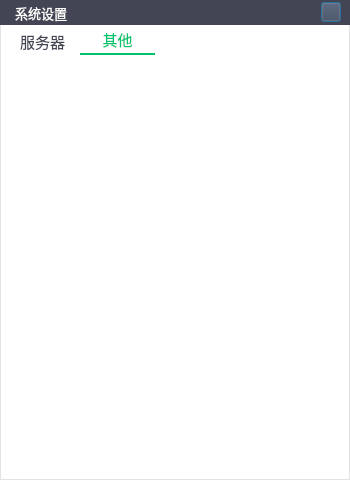
The window that SoftTerminal/forms/STSetting.ui (sunpu/softterminal) describes before a commit, drawn with Qt 5.
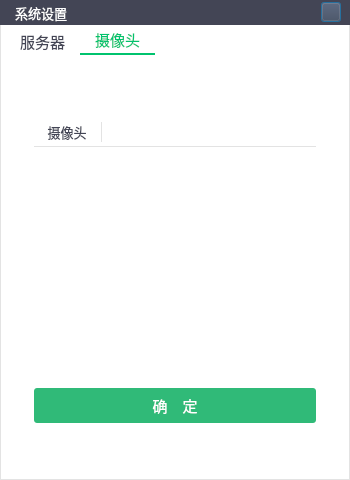
The same window after the commit. The open tabs and pages were chosen to show the change. Icons and pictures are not drawn.

Commit message: 1 增加摄像头设置；2 登录时修改为异步加载

Patch:
```diff
--- a/SoftTerminal/forms/STSetting.ui
+++ b/SoftTerminal/forms/STSetting.ui
@@ -467,12 +467,278 @@
         </widget>
         <widget class="QWidget" name="twOther">
          <attribute name="title">
-          <string>其他</string>
+          <string>摄像头</string>
          </attribute>
          <layout class="QVBoxLayout" name="verticalLayout_4">
-          <property name="topMargin">
-           <number>30</number>
-          </property>
+          <item>
+           <spacer name="verticalSpacer_5">
+            <property name="orientation">
+             <enum>Qt::Vertical</enum>
+            </property>
+            <property name="sizeHint" stdset="0">
+             <size>
+              <width>20</width>
+              <height>34</height>
+             </size>
+            </property>
+           </spacer>
+          </item>
+          <item>
+           <widget class="QWidget" name="widget_3" native="true">
+            <layout class="QHBoxLayout" name="horizontalLayout_2">
+             <property name="spacing">
+              <number>0</number>
+             </property>
+             <property name="leftMargin">
+              <number>20</number>
+             </property>
+             <property name="topMargin">
+              <number>10</number>
+             </property>
+             <property name="rightMargin">
+              <number>20</number>
+             </property>
+             <property name="bottomMargin">
+              <number>5</number>
+             </property>
+             <item>
+              <widget class="QWidget" name="widget_10" native="true">
+               <property name="minimumSize">
+                <size>
+                 <width>0</width>
+                 <height>30</height>
+                </size>
+               </property>
+               <property name="maximumSize">
+                <size>
+                 <width>16777215</width>
+                 <height>30</height>
+                </size>
+               </property>
+               <property name="styleSheet">
+                <string notr="true">QWidget#widget_10{border: 0px;border-bottom: 1px solid #e3e3e3;}
+</string>
+               </property>
+               <layout class="QHBoxLayout" name="horizontalLayout_8">
+                <property name="leftMargin">
+                 <number>5</number>
+                </property>
+                <property name="topMargin">
+                 <number>5</number>
+                </property>
+                <property name="rightMargin">
+                 <number>5</number>
+                </property>
+                <property name="bottomMargin">
+                 <number>5</number>
+                </property>
+                <item>
+                 <widget class="QLabel" name="label_2">
+                  <property name="maximumSize">
+                   <size>
+                    <width>60</width>
+                    <height>16777215</height>
+                   </size>
+                  </property>
+                  <property name="font">
+                   <font>
+                    <family>微软雅黑</family>
+                    <pointsize>10</pointsize>
+                   </font>
+                  </property>
+                  <property name="styleSheet">
+                   <string notr="true">color: rgb(67, 69, 85);</string>
+                  </property>
+                  <property name="text">
+                   <string>摄像头</string>
+                  </property>
+                  <property name="alignment">
+                   <set>Qt::AlignCenter</set>
+                  </property>
+                 </widget>
+                </item>
+                <item>
+                 <widget class="QWidget" name="widget_11" native="true">
+                  <property name="minimumSize">
+                   <size>
+                    <width>10</width>
+                    <height>0</height>
+                   </size>
+                  </property>
+                  <property name="maximumSize">
+                   <size>
+                    <width>10</width>
+                    <height>16777215</height>
+                   </size>
+                  </property>
+                  <property name="font">
+                   <font>
+                    <family>Adobe Arabic</family>
+                   </font>
+                  </property>
+                  <property name="styleSheet">
+                   <string notr="true">border: 0px;border-left: 1px solid #e3e3e3;
+</string>
+                  </property>
+                 </widget>
+                </item>
+               </layout>
+              </widget>
+             </item>
+             <item>
+              <widget class="QComboBox" name="cbxCamera">
+               <property name="minimumSize">
+                <size>
+                 <width>200</width>
+                 <height>30</height>
+                </size>
+               </property>
+               <property name="font">
+                <font>
+                 <family>微软雅黑</family>
+                 <pointsize>9</pointsize>
+                </font>
+               </property>
+               <property name="focusPolicy">
+                <enum>Qt::WheelFocus</enum>
+               </property>
+               <property name="styleSheet">
+                <string notr="true">QComboBox
+{
+	color: rgb(67, 69, 85);
+	border: 0px;
+	border-bottom: 1px solid #e3e3e3;
+}
+QComboBox::drop-down
+{
+	background-color: white;
+	min-width: 30px;
+}
+QComboBox::down-arrow {
+	image: url(:/SoftTerminal/images/triangle_focus.png);
+}
+QComboBox QAbstractItemView
+{
+border: 1px solid #e3e3e3;
+}
+QComboBox QAbstractItemView::item
+{
+height: 30px;
+}</string>
+               </property>
+              </widget>
+             </item>
+            </layout>
+           </widget>
+          </item>
+          <item>
+           <widget class="QWidget" name="widPreview" native="true">
+            <property name="minimumSize">
+             <size>
+              <width>320</width>
+              <height>180</height>
+             </size>
+            </property>
+            <property name="maximumSize">
+             <size>
+              <width>320</width>
+              <height>180</height>
+             </size>
+            </property>
+            <property name="styleSheet">
+             <string notr="true">image: url(:/SoftTerminal/images/camoff.png);</string>
+            </property>
+            <layout class="QHBoxLayout" name="horizontalLayout_3"/>
+           </widget>
+          </item>
+          <item>
+           <spacer name="verticalSpacer_4">
+            <property name="orientation">
+             <enum>Qt::Vertical</enum>
+            </property>
+            <property name="sizeHint" stdset="0">
+             <size>
+              <width>20</width>
+              <height>35</height>
+             </size>
+            </property>
+           </spacer>
+          </item>
+          <item>
+           <widget class="QWidget" name="widget_6" native="true">
+            <layout class="QHBoxLayout" name="horizontalLayout_5">
+             <property name="spacing">
+              <number>0</number>
+             </property>
+             <property name="leftMargin">
+              <number>20</number>
+             </property>
+             <property name="topMargin">
+              <number>0</number>
+             </property>
+             <property name="rightMargin">
+              <number>20</number>
+             </property>
+             <property name="bottomMargin">
+              <number>0</number>
+             </property>
+             <item>
+              <widget class="QPushButton" name="pbConfirmCamera">
+               <property name="minimumSize">
+                <size>
+                 <width>0</width>
+                 <height>35</height>
+                </size>
+               </property>
+               <property name="maximumSize">
+                <size>
+                 <width>16777215</width>
+                 <height>35</height>
+                </size>
+               </property>
+               <property name="font">
+                <font>
+                 <family>微软雅黑</family>
+                 <pointsize>11</pointsize>
+                </font>
+               </property>
+               <property name="styleSheet">
+                <string notr="true">
+
+QPushButton {
+	border-radius: 3px;
+	color: rgb(255, 255, 255);
+	background-color: rgb(48, 186, 120);
+}
+QPushButton:hover:pressed {
+	background-color: rgb(48, 186, 120);
+}
+QPushButton:hover:!pressed {
+	
+	background-color: rgb(109, 206, 160);
+}</string>
+               </property>
+               <property name="text">
+                <string>确　定</string>
+               </property>
+              </widget>
+             </item>
+            </layout>
+           </widget>
+          </item>
+          <item>
+           <spacer name="verticalSpacer_6">
+            <property name="orientation">
+             <enum>Qt::Vertical</enum>
+            </property>
+            <property name="sizeHint" stdset="0">
+             <size>
+              <width>20</width>
+              <height>34</height>
+             </size>
+            </property>
+           </spacer>
+          </item>
          </layout>
         </widget>
        </widget>
```
Left out of the diff: 2 changed lines with no effect on the pictures. The commit also changes 13 other files.
